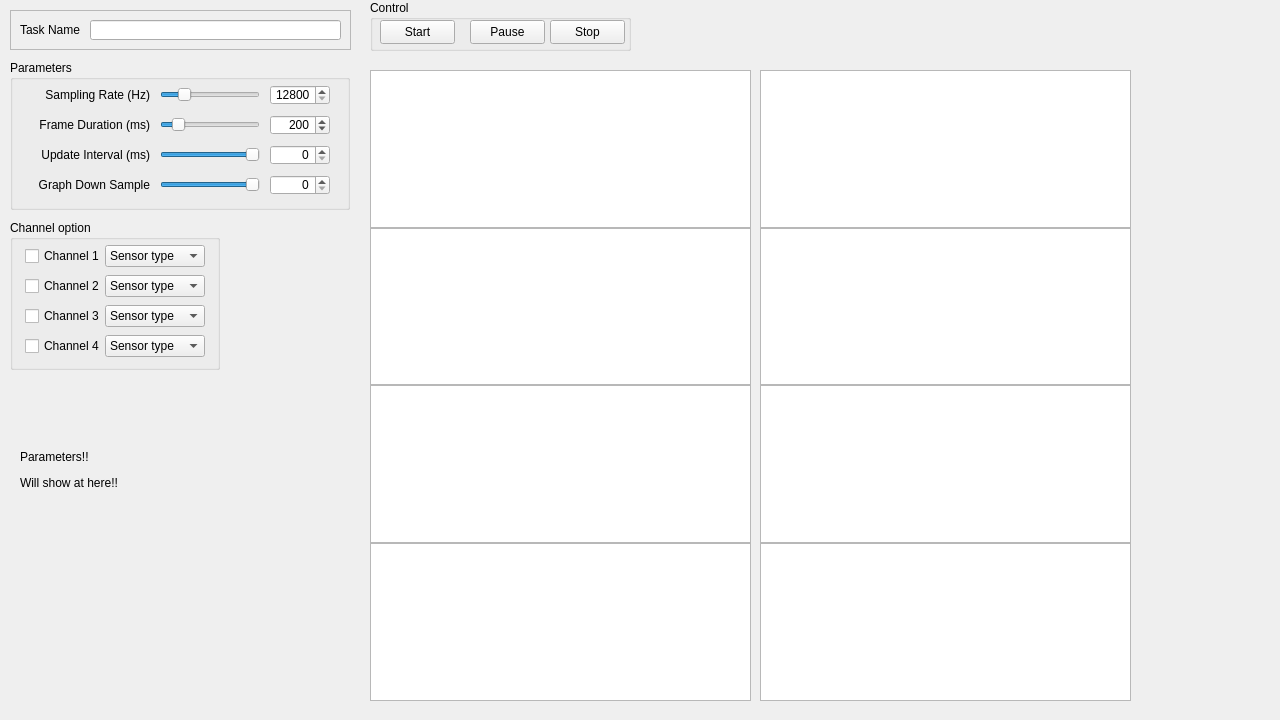
Before: the Qt Designer form ni9234.ui in liupoyip/myDAQ, drawn with Qt 5.
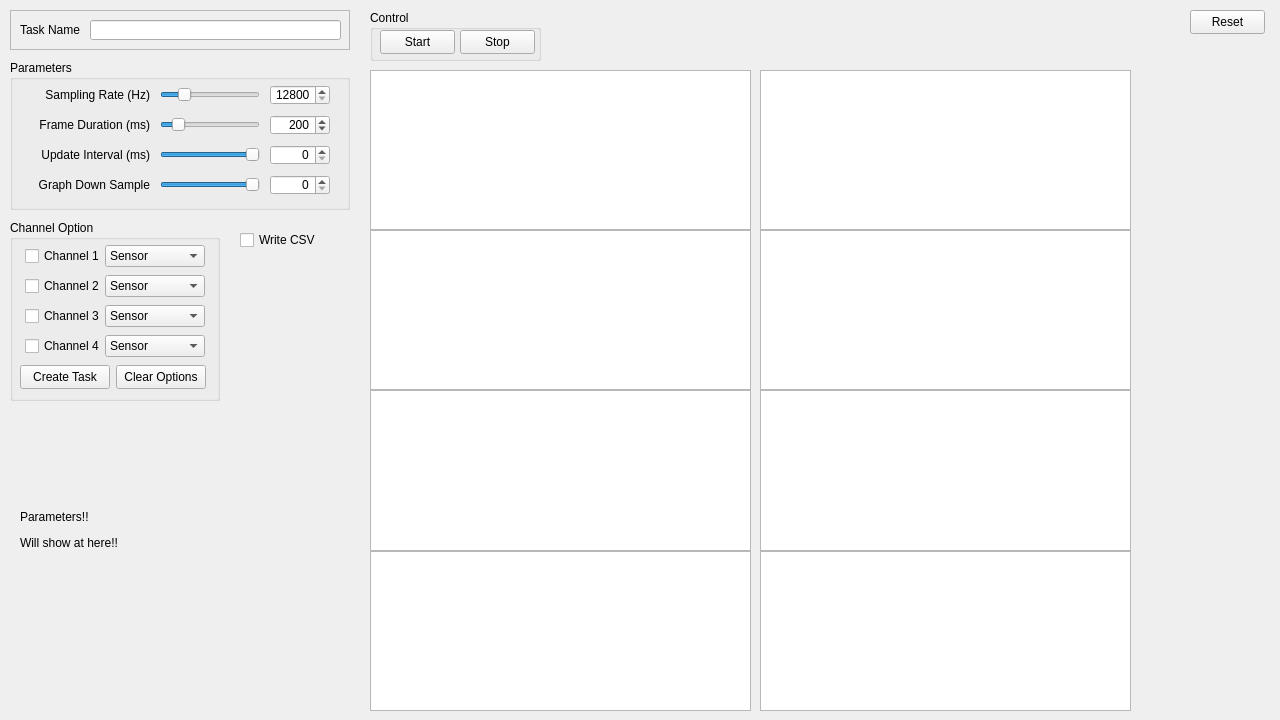
After: the same form once the commit is applied.

Patch:
```diff
--- a/ni9234.ui
+++ b/ni9234.ui
@@ -22,11 +22,11 @@
      <x>10</x>
      <y>220</y>
      <width>210</width>
-     <height>150</height>
+     <height>181</height>
     </rect>
    </property>
    <property name="title">
-    <string>Channel option</string>
+    <string>Channel Option</string>
    </property>
    <widget class="QFrame" name="Ch4_Frame">
     <property name="geometry">
@@ -67,7 +67,7 @@
      </property>
      <item>
       <property name="text">
-       <string>Sensor type</string>
+       <string>Sensor</string>
       </property>
      </item>
      <item>
@@ -121,7 +121,7 @@
      </property>
      <item>
       <property name="text">
-       <string>Sensor type</string>
+       <string>Sensor</string>
       </property>
      </item>
      <item>
@@ -175,7 +175,7 @@
      </property>
      <item>
       <property name="text">
-       <string>Sensor type</string>
+       <string>Sensor</string>
       </property>
      </item>
      <item>
@@ -229,7 +229,7 @@
      </property>
      <item>
       <property name="text">
-       <string>Sensor type</string>
+       <string>Sensor</string>
       </property>
      </item>
      <item>
@@ -244,6 +244,32 @@
      </item>
     </widget>
    </widget>
+   <widget class="QPushButton" name="CreateTask_PushButton">
+    <property name="geometry">
+     <rect>
+      <x>10</x>
+      <y>145</y>
+      <width>90</width>
+      <height>24</height>
+     </rect>
+    </property>
+    <property name="text">
+     <string>Create Task</string>
+    </property>
+   </widget>
+   <widget class="QPushButton" name="CreateTask_PushButton_2">
+    <property name="geometry">
+     <rect>
+      <x>106</x>
+      <y>145</y>
+      <width>90</width>
+      <height>24</height>
+     </rect>
+    </property>
+    <property name="text">
+     <string>Clear Options</string>
+    </property>
+   </widget>
   </widget>
   <widget class="QGroupBox" name="Prameters_GroupBox">
    <property name="geometry">
@@ -600,7 +626,7 @@
     <rect>
      <x>10</x>
      <y>10</y>
-     <width>341</width>
+     <width>340</width>
      <height>40</height>
     </rect>
    </property>
@@ -641,8 +667,8 @@
    <property name="geometry">
     <rect>
      <x>370</x>
-     <y>0</y>
-     <width>261</width>
+     <y>10</y>
+     <width>171</width>
      <height>51</height>
     </rect>
    </property>
@@ -665,7 +691,7 @@
    <widget class="QPushButton" name="StopRecord_PushButton">
     <property name="geometry">
      <rect>
-      <x>180</x>
+      <x>90</x>
       <y>20</y>
       <width>75</width>
       <height>24</height>
@@ -675,19 +701,6 @@
      <string>Stop</string>
     </property>
    </widget>
-   <widget class="QPushButton" name="PauseRecord_PushButton">
-    <property name="geometry">
-     <rect>
-      <x>100</x>
-      <y>20</y>
-      <width>75</width>
-      <height>24</height>
-     </rect>
-    </property>
-    <property name="text">
-     <string>Pause</string>
-    </property>
-   </widget>
   </widget>
   <widget class="QLabel" name="Parameters_Label">
    <property name="enabled">
@@ -696,7 +709,7 @@
    <property name="geometry">
     <rect>
      <x>20</x>
-     <y>380</y>
+     <y>440</y>
      <width>191</width>
      <height>181</height>
     </rect>
@@ -717,7 +730,7 @@
      <x>760</x>
      <y>70</y>
      <width>371</width>
-     <height>631</height>
+     <height>641</height>
     </rect>
    </property>
    <layout class="QVBoxLayout" name="spectrum" stretch="0,0,0,0">
@@ -741,13 +754,13 @@
     </item>
    </layout>
   </widget>
-  <widget class="QWidget" name="">
+  <widget class="QWidget" name="layoutWidget">
    <property name="geometry">
     <rect>
      <x>370</x>
      <y>70</y>
      <width>381</width>
-     <height>631</height>
+     <height>641</height>
     </rect>
    </property>
    <layout class="QVBoxLayout" name="wave" stretch="0,0,0,0">
@@ -771,6 +784,32 @@
     </item>
    </layout>
   </widget>
+  <widget class="QPushButton" name="Reset_PushButton">
+   <property name="geometry">
+    <rect>
+     <x>1190</x>
+     <y>10</y>
+     <width>75</width>
+     <height>24</height>
+    </rect>
+   </property>
+   <property name="text">
+    <string>Reset</string>
+   </property>
+  </widget>
+  <widget class="QCheckBox" name="checkBox">
+   <property name="geometry">
+    <rect>
+     <x>240</x>
+     <y>230</y>
+     <width>76</width>
+     <height>20</height>
+    </rect>
+   </property>
+   <property name="text">
+    <string>Write CSV</string>
+   </property>
+  </widget>
  </widget>
  <resources/>
  <connections>
```
Left out of the diff: 4 changed lines with no effect on the pictures.
